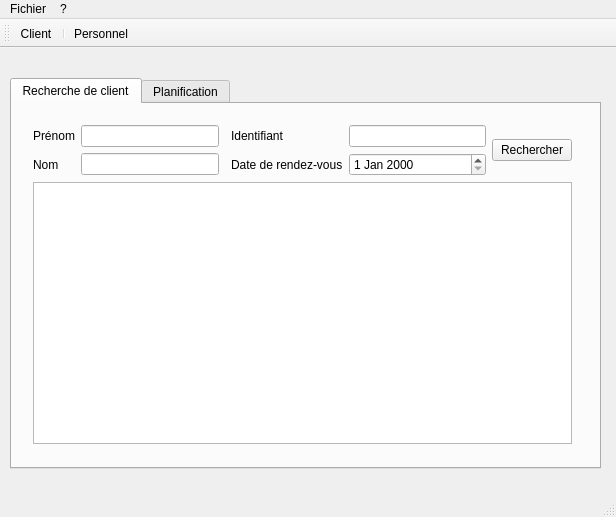
Before: the Qt Designer form TP_ASR/mainwindow.ui in RBFUZ/TP_STL, drawn with Qt 5.
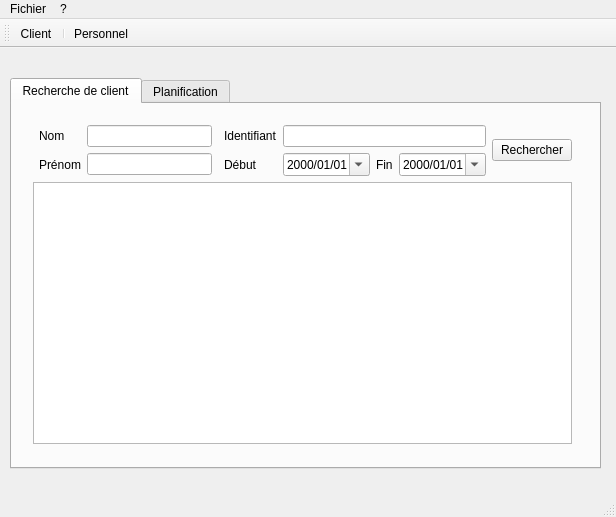
After: the same form once the commit is applied. Icons and pictures are not drawn.

What changed in the file:
```diff
--- a/TP_ASR/mainwindow.ui
+++ b/TP_ASR/mainwindow.ui
@@ -40,56 +40,80 @@
        </rect>
       </property>
       <layout class="QGridLayout" name="gridLayoutRecherche">
-       <item row="0" column="4">
+       <item row="1" column="7">
+        <widget class="QDateEdit" name="deRendezvousFin">
+         <property name="displayFormat">
+          <string>yyyy/MM/dd</string>
+         </property>
+         <property name="calendarPopup">
+          <bool>true</bool>
+         </property>
+        </widget>
+       </item>
+       <item row="1" column="6">
+        <widget class="QLabel" name="lblDaterendezvousFin">
+         <property name="text">
+          <string>Fin</string>
+         </property>
+        </widget>
+       </item>
+       <item row="0" column="5" colspan="3">
         <widget class="QLineEdit" name="leIdentifiant"/>
        </item>
-       <item row="0" column="3">
+       <item row="0" column="4">
         <widget class="QLabel" name="lblIdentifiant">
          <property name="text">
           <string>Identifiant</string>
          </property>
         </widget>
        </item>
-       <item row="0" column="1">
-        <widget class="QLineEdit" name="lePrenom"/>
-       </item>
-       <item row="1" column="0">
-        <widget class="QLabel" name="lblNom">
-         <property name="text">
-          <string>Nom</string>
+       <item row="1" column="5">
+        <widget class="QDateEdit" name="deRendezvousDebut">
+         <property name="displayFormat">
+          <string>yyyy/MM/dd</string>
          </property>
-        </widget>
-       </item>
-       <item row="0" column="0">
-        <widget class="QLabel" name="lblPrenom">
-         <property name="text">
-          <string>Prénom</string>
+         <property name="calendarPopup">
+          <bool>true</bool>
          </property>
         </widget>
        </item>
        <item row="1" column="4">
-        <widget class="QDateEdit" name="deRendezvous"/>
-       </item>
-       <item row="1" column="1">
-        <widget class="QLineEdit" name="leNom"/>
-       </item>
-       <item row="1" column="3">
-        <widget class="QLabel" name="lblDaterendezvous">
+        <widget class="QLabel" name="lblDaterendezvousDebut">
          <property name="text">
-          <string>Date de rendez-vous</string>
+          <string>Début</string>
          </property>
         </widget>
        </item>
-       <item row="0" column="5" rowspan="2">
+       <item row="0" column="8" rowspan="2">
         <widget class="QPushButton" name="btnRechercherclient">
          <property name="text">
           <string>Rechercher</string>
          </property>
         </widget>
        </item>
-       <item row="2" column="0" colspan="6">
+       <item row="3" column="0" colspan="9">
         <widget class="QTableView" name="tableView"/>
        </item>
+       <item row="1" column="2">
+        <widget class="QLineEdit" name="lePrenom"/>
+       </item>
+       <item row="0" column="2">
+        <widget class="QLineEdit" name="leNom"/>
+       </item>
+       <item row="1" column="1">
+        <widget class="QLabel" name="lblPrenom">
+         <property name="text">
+          <string>Prénom</string>
+         </property>
+        </widget>
+       </item>
+       <item row="0" column="1">
+        <widget class="QLabel" name="lblNom">
+         <property name="text">
+          <string>Nom</string>
+         </property>
+        </widget>
+       </item>
       </layout>
      </widget>
     </widget>
```
